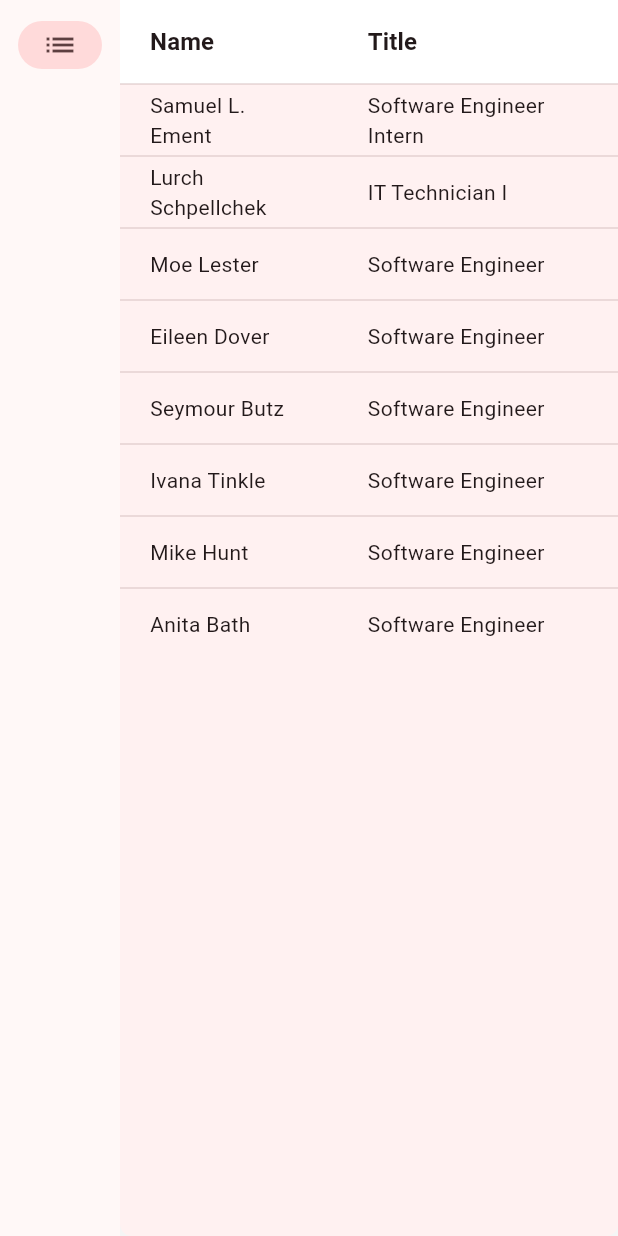
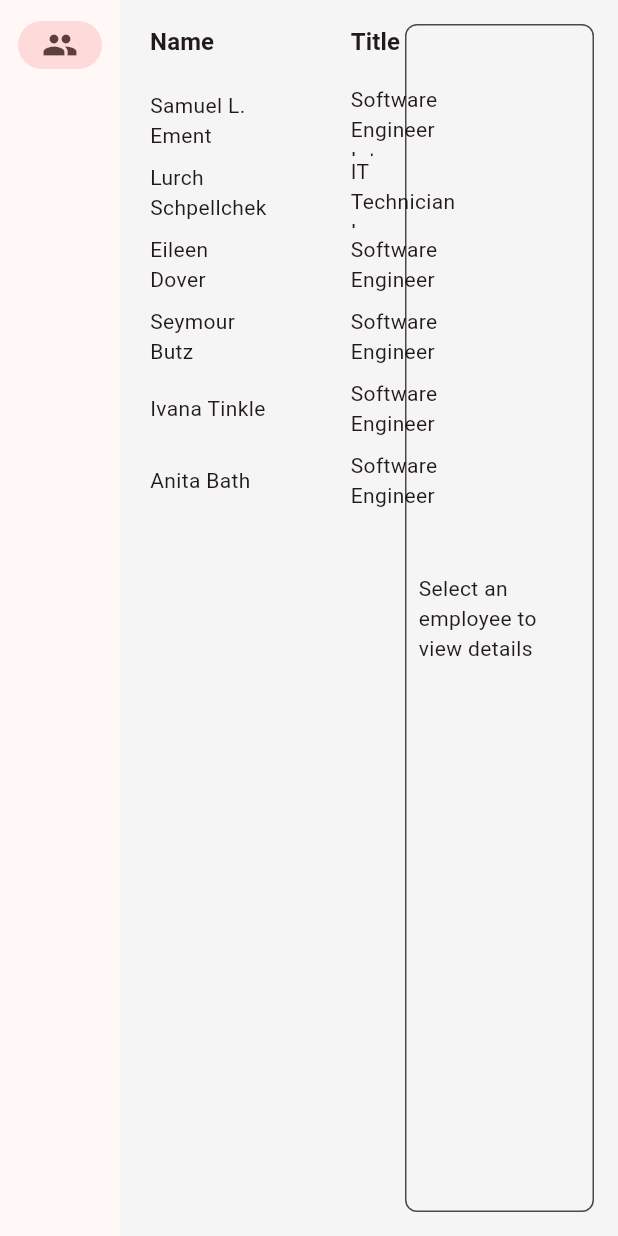
Before and after one commit to VortelTeam/doc_proc, a Flutter app: the screen it shows after launch, on a phone screen of 412 x 824 dp. Run offline on Flutter 3.47's test engine with Material 3 defaults, Android fonts, the light colour scheme and no system bars.

Commit message:
add employee details and tables

```diff
--- a/lib/data/employee_repo.dart
+++ b/lib/data/employee_repo.dart
@@ -4,11 +4,9 @@ class EmployeeRepo {
   List<({String name, String title})> getAll() => [
         (name: 'Samuel L. Ement', title: 'Software Engineer Intern'),
         (name: 'Lurch Schpellchek', title: 'IT Technician I'),
-        (name: 'Moe Lester', title: 'Software Engineer'),
         (name: 'Eileen Dover', title: 'Software Engineer'),
         (name: 'Seymour Butz', title: 'Software Engineer'),
         (name: 'Ivana Tinkle', title: 'Software Engineer'),
-        (name: 'Mike Hunt', title: 'Software Engineer'),
         (name: 'Anita Bath', title: 'Software Engineer'),
       ];
 }
--- a/lib/employee_table.dart
+++ b/lib/employee_table.dart
@@ -1,5 +1,8 @@
 import 'package:doc_proc/data/employee_repo.dart';
+import 'package:doc_proc/employee_details.dart';
 import 'package:flutter/material.dart';
+
+typedef Employee = ({String name, String title});
 
 class EmployeeTable extends StatefulWidget {
   const EmployeeTable({super.key});
@@ -10,13 +13,15 @@ class EmployeeTable extends StatefulWidget {
 
 class _EmployeeTableState extends State<EmployeeTable> {
   late List<(bool, {String name, String title})> _employees;
+  Employee? _selectedEmployee;
+  final GlobalKey<ScaffoldState> _scaffoldKey = GlobalKey<ScaffoldState>();
 
   @override
   void initState() {
     super.initState();
     final employees = EmployeeRepo().getAll();
     _employees = List.generate(
-      EmployeeRepo().getAll().length,
+      employees.length,
       (index) {
         final e = employees[index];
         return (false, name: e.name, title: e.title);
@@ -24,13 +29,37 @@ class _EmployeeTableState extends State<EmployeeTable> {
     );
   }
 
+  void _selectEmployee(Employee employee) {
+    setState(() {
+      final wasSelected = _selectedEmployee?.name == employee.name;
+
+      // Deselect if clicking the same employee
+      if (wasSelected) {
+        _selectedEmployee = null;
+        _employees = _employees.map((emp) => (false, name: emp.name, title: emp.title)).toList();
+      } else {
+        // Select new employee
+        _employees = _employees.map((emp) {
+          return (emp.name == employee.name, name: emp.name, title: emp.title);
+        }).toList();
+        _selectedEmployee = employee;
+      }
+    });
+  }
+
   @override
   Widget build(BuildContext context) {
-    return DataTable(
+    return Scaffold(
+      key: _scaffoldKey,
+      body: Row(
+        spacing: 16,
+        crossAxisAlignment: CrossAxisAlignment.start,
+        children: [
+          Expanded(
+            child: DataTable(
               showCheckboxColumn: false,
-      columnSpacing: 40,
               horizontalMargin: 20,
-      dividerThickness: 0, // Remove row separators
+              dividerThickness: 0.0000001,
               columns: const [
                 DataColumn(
                   label: Text(
@@ -51,22 +80,35 @@ class _EmployeeTableState extends State<EmployeeTable> {
                   ),
                 ),
               ],
-      rows: _employees
-          .map((e) => DataRow(
-                selected: e.$1,
-                onSelectChanged: (isSelected) {
-                  setState(() {
-                    _employees = _employees.map((emp) {
-                      return (emp == e ? !e.$1 : false, name: emp.name, title: emp.title);
-                    }).toList();
-                  });
-                },
+              rows: _employees.map((employee) {
+                return DataRow(
+                  selected: employee.$1,
+                  onSelectChanged: (_) => _selectEmployee(
+                    (name: employee.name, title: employee.title),
+                  ),
                   cells: [
-                  DataCell(Text(e.name)),
-                  DataCell(Text(e.title)),
+                    DataCell(Text(employee.name)),
+                    DataCell(Text(employee.title)),
                   ],
-              ))
-          .toList(),
+                );
+              }).toList(),
+            ),
+          ),
+          Expanded(
+            child: Container(
+              decoration: BoxDecoration(
+                borderRadius: BorderRadius.circular(8),
+                border: Border.all(color: Colors.black.withValues(alpha: .7), width: 1),
+              ),
+              margin: const EdgeInsets.all(16),
+              padding: const EdgeInsets.all(8),
+              child: _selectedEmployee != null
+                  ? EmployeeDetails(employee: _selectedEmployee!)
+                  : Center(child: Text('Select an employee to view details')),
+            ),
+          ),
+        ],
+      ),
     );
   }
 }
--- a/lib/main.dart
+++ b/lib/main.dart
@@ -62,7 +62,7 @@ class _NavigationWrapperState extends State<NavigationWrapper> {
             minExtendedWidth: 200,
             destinations: [
               NavigationRailDestination(
-                icon: Icon(Icons.list),
+                icon: Icon(Icons.people),
                 label: Text('Employees'),
               ),
             ],
--- a/lib/theme_data.dart
+++ b/lib/theme_data.dart
@@ -39,10 +39,10 @@ final themeData = ThemeData(
       },
     ),
     headingRowColor: WidgetStateProperty.all(
-      Colors.white, // White header background
+      Colors.transparent,
     ),
     decoration: BoxDecoration(
-      color: const Color(0xFFFFF1F1), // Light pink background
+      color: Colors.transparent, // Light pink background
       borderRadius: BorderRadius.circular(8),
     ),
   ),
```
Also changed, not shown: lib/employee_details.dart (added, +55 -0 lines). Lines whose indentation alone changed are shown as unchanged.
